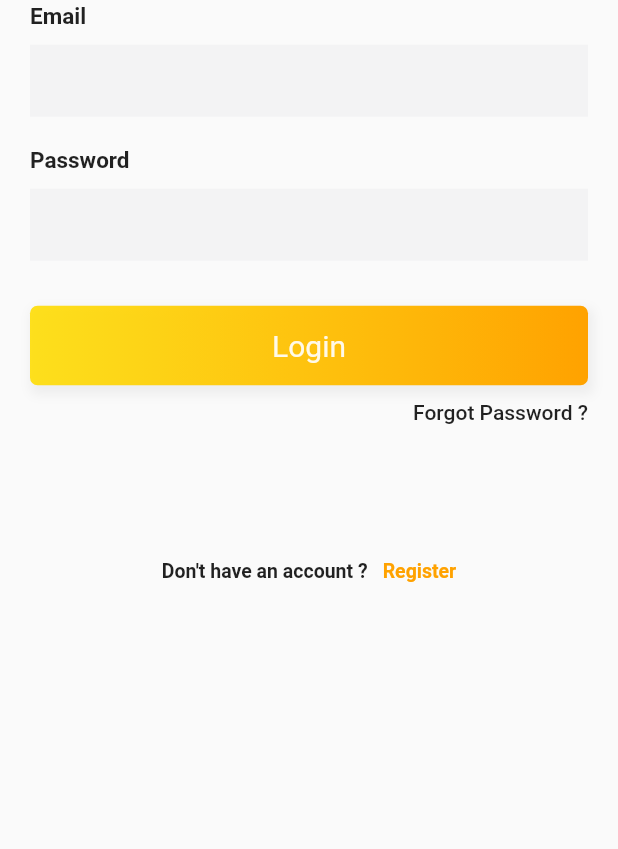
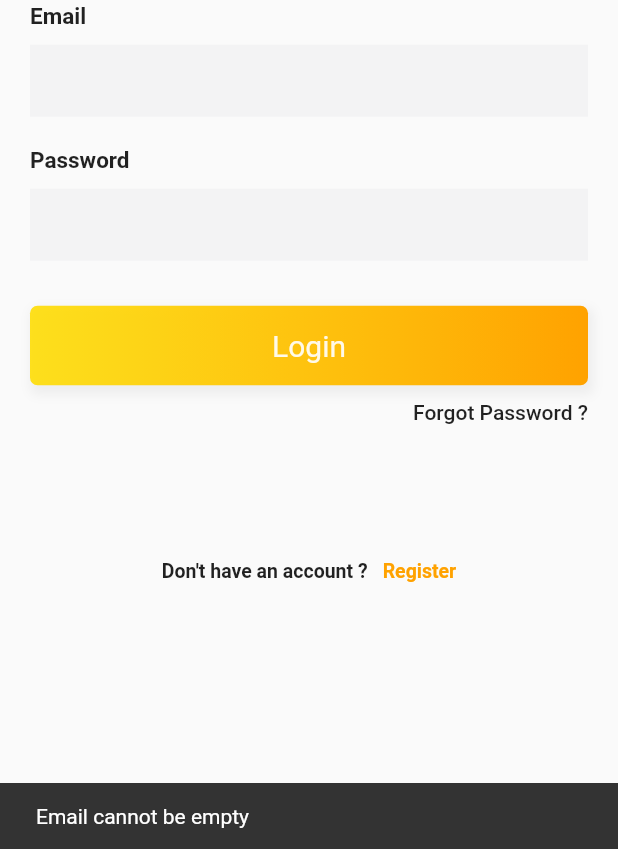
Before and after one commit to EncouragedEntity/infohive, a Flutter app: the screen it shows after launch, after a tap on "Login", on a phone screen of 412 x 824 dp, the part 387-1236 px from its top. Run offline on Flutter 3.47's test engine with Material 2 defaults, Android fonts, the phone set to English and light mode, and no system bars; our stand-ins replace equatable, firebase_auth, firebase_core, flutter_bloc; accounts and stored records are empty.

Commit message:
tap handling and exceptions in login view

```diff
--- a/lib/main.dart
+++ b/lib/main.dart
@@ -6,6 +6,7 @@
 import 'package:infohive/services/auth/firebase_auth_provider.dart';
 import 'package:infohive/views/articles/articles_view.dart';
 import 'package:infohive/views/auth/login_view.dart';
+import 'package:infohive/views/auth/register_view.dart';
 
 import 'helpers/loading/loading_screen.dart';
 
@@ -37,7 +38,9 @@
         }
       },
       builder: (context, state) {
-        if (state is AuthRegisteringState) {}
+        if (state is AuthRegisteringState) {
+          return const RegisterView();
+        }
         if (state is AuthLoggedInState) {
           return const ArticlesView();
         }
--- a/lib/views/auth/login_view.dart
+++ b/lib/views/auth/login_view.dart
@@ -2,7 +2,9 @@ import 'package:flutter/material.dart';
 import 'package:flutter_bloc/flutter_bloc.dart';
 import 'package:infohive/widgets/login/forgot_password_label.dart';
 
+import '../../services/auth/auth_exception.dart';
 import '../../services/auth/bloc/auth_bloc.dart';
+import '../../services/auth/bloc/auth_event.dart';
 import '../../services/auth/bloc/auth_state.dart';
 
 import '../../widgets/login/login_widgets.dart';
@@ -37,7 +39,47 @@ class _LoginViewState extends State<LoginView> {
     final height = MediaQuery.of(context).size.height;
     return BlocListener<AuthBloc, AuthState>(
       listener: (context, state) {
-        //TODO bloc listener
+        if (state is AuthLoggedOutState) {
+          if (state.exception is EmptyMailException) {
+            ScaffoldMessenger.of(context).showSnackBar(
+              const SnackBar(
+                content: Text("Email cannot be empty"),
+              ),
+            );
+          }
+
+          if (state.exception is EmptyPasswordException) {
+            ScaffoldMessenger.of(context).showSnackBar(
+              const SnackBar(
+                content: Text("Password cannot be empty"),
+              ),
+            );
+          }
+
+          if (state.exception is UserNotFoundException) {
+            ScaffoldMessenger.of(context).showSnackBar(
+              const SnackBar(
+                content:
+                    Text("There is no user with that email. Try to create one"),
+              ),
+            );
+          }
+          if (state.exception is WrongPasswordException) {
+            ScaffoldMessenger.of(context).showSnackBar(
+              const SnackBar(
+                content: Text("Wrong password. Try again"),
+              ),
+            );
+          }
+
+          if (state.exception is GenericException) {
+            ScaffoldMessenger.of(context).showSnackBar(
+              const SnackBar(
+                content: Text("Authentication error"),
+              ),
+            );
+          }
+        }
       },
       child: Scaffold(
           body: SizedBox(
@@ -67,17 +109,24 @@ class _LoginViewState extends State<LoginView> {
                     submitButton(
                       context,
                       onTap: () {
-                        //TODO Submit tap handling
+                        final email = _emailController.text;
+                        final password = _passwordController.text;
+                        context.read<AuthBloc>().add(AuthLogInEvent(
+                              email,
+                              password,
+                            ));
                       },
                     ),
                     forgotPasswordLabel(
                       onTap: () {
-                        //TODO Forgot password tap hadnling
+                        context.read<AuthBloc>().add(const AuthForgotPasswordEvent());
                       },
                     ),
                     SizedBox(height: height * .055),
                     createAccountLabel(onTap: () {
-                      //TODO Create account tap handling
+                      context
+                          .read<AuthBloc>()
+                          .add(const AuthShouldRegisterEvent());
                     }),
                   ],
                 ),
```
